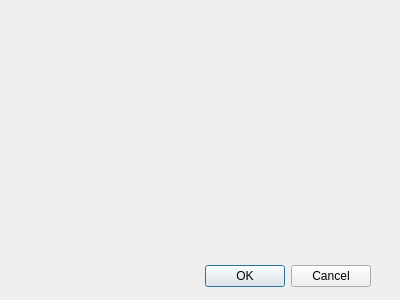
daleclack/Xe-Release-Qt, file XeRelease_Qt5/src/branchdialog.ui: the form before one commit.
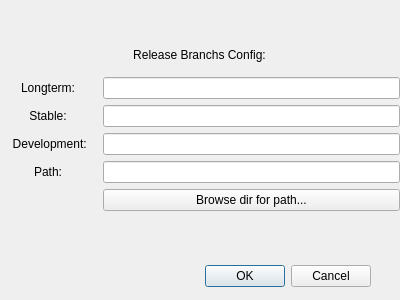
The form after the commit. Icons and pictures are not drawn.

Commit message: Add settings dialog

```diff
--- a/XeRelease_Qt5/src/branchdialog.ui
+++ b/XeRelease_Qt5/src/branchdialog.ui
@@ -10,6 +10,12 @@
     <height>300</height>
    </rect>
   </property>
+  <property name="sizePolicy">
+   <sizepolicy hsizetype="Expanding" vsizetype="Expanding">
+    <horstretch>0</horstretch>
+    <verstretch>0</verstretch>
+   </sizepolicy>
+  </property>
   <property name="windowTitle">
    <string>Branchs Config</string>
   </property>
@@ -42,7 +48,95 @@
      <height>251</height>
     </rect>
    </property>
-   <layout class="QGridLayout" name="gridLayout"/>
+   <layout class="QVBoxLayout" name="verticalLayout">
+    <item>
+     <widget class="QLabel" name="label">
+      <property name="text">
+       <string/>
+      </property>
+     </widget>
+    </item>
+    <item>
+     <widget class="QLabel" name="label_info">
+      <property name="text">
+       <string>Release Branchs Config:</string>
+      </property>
+      <property name="alignment">
+       <set>Qt::AlignCenter</set>
+      </property>
+     </widget>
+    </item>
+    <item>
+     <layout class="QGridLayout" name="gridLayout">
+      <item row="3" column="0">
+       <widget class="QLabel" name="label_6">
+        <property name="text">
+         <string>Path:</string>
+        </property>
+        <property name="alignment">
+         <set>Qt::AlignCenter</set>
+        </property>
+       </widget>
+      </item>
+      <item row="1" column="0">
+       <widget class="QLabel" name="label_4">
+        <property name="text">
+         <string>Stable:</string>
+        </property>
+        <property name="alignment">
+         <set>Qt::AlignCenter</set>
+        </property>
+       </widget>
+      </item>
+      <item row="3" column="1">
+       <widget class="QLineEdit" name="line_path"/>
+      </item>
+      <item row="1" column="1">
+       <widget class="QLineEdit" name="line_stable"/>
+      </item>
+      <item row="0" column="1">
+       <widget class="QLineEdit" name="line_longterm"/>
+      </item>
+      <item row="2" column="1">
+       <widget class="QLineEdit" name="line_devel"/>
+      </item>
+      <item row="0" column="0">
+       <widget class="QLabel" name="label_long">
+        <property name="text">
+         <string>Longterm:</string>
+        </property>
+        <property name="alignment">
+         <set>Qt::AlignCenter</set>
+        </property>
+       </widget>
+      </item>
+      <item row="2" column="0">
+       <widget class="QLabel" name="label_5">
+        <property name="text">
+         <string>    Development:   </string>
+        </property>
+        <property name="alignment">
+         <set>Qt::AlignCenter</set>
+        </property>
+       </widget>
+      </item>
+      <item row="4" column="1">
+       <widget class="QPushButton" name="btn_path">
+        <property name="text">
+         <string>Browse dir for path...</string>
+        </property>
+       </widget>
+      </item>
+     </layout>
+    </item>
+    <item>
+     <widget class="QLabel" name="label_2">
+      <property name="text">
+       <string/>
+      </property>
+     </widget>
+    </item>
+   </layout>
   </widget>
  </widget>
  <resources>
```
Left out of the diff: 2 changed lines with no effect on the pictures. The commit also changes 7 other files.
